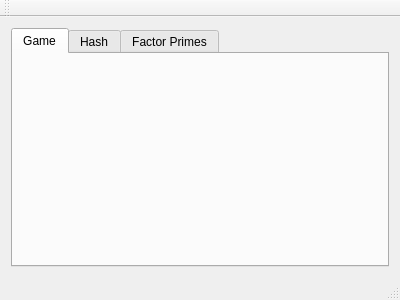
First picture: the form in CapstoneCryptography/forms/mainwindow.ui, repository egandunning/learn-crypto, before the edit.
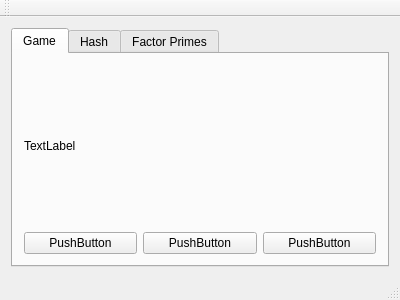
Second picture: the form after the edit. The open tabs and pages were chosen to show the change.

Commit message: Added label and buttons to Game UI

What changed in the file:
```diff
--- a/CapstoneCryptography/forms/mainwindow.ui
+++ b/CapstoneCryptography/forms/mainwindow.ui
@@ -27,6 +27,36 @@
        <attribute name="title">
         <string>Game</string>
        </attribute>
+       <layout class="QGridLayout" name="gridLayout_3">
+        <item row="1" column="0">
+         <widget class="QPushButton" name="pushButton">
+          <property name="text">
+           <string>PushButton</string>
+          </property>
+         </widget>
+        </item>
+        <item row="1" column="1">
+         <widget class="QPushButton" name="pushButton_2">
+          <property name="text">
+           <string>PushButton</string>
+          </property>
+         </widget>
+        </item>
+        <item row="1" column="2">
+         <widget class="QPushButton" name="pushButton_3">
+          <property name="text">
+           <string>PushButton</string>
+          </property>
+         </widget>
+        </item>
+        <item row="0" column="0" colspan="3">
+         <widget class="QLabel" name="label">
+          <property name="text">
+           <string>TextLabel</string>
+          </property>
+         </widget>
+        </item>
+       </layout>
       </widget>
       <widget class="QWidget" name="tab_3">
        <attribute name="title">
```
Left out of the diff: 2 changed lines with no effect on the pictures.
